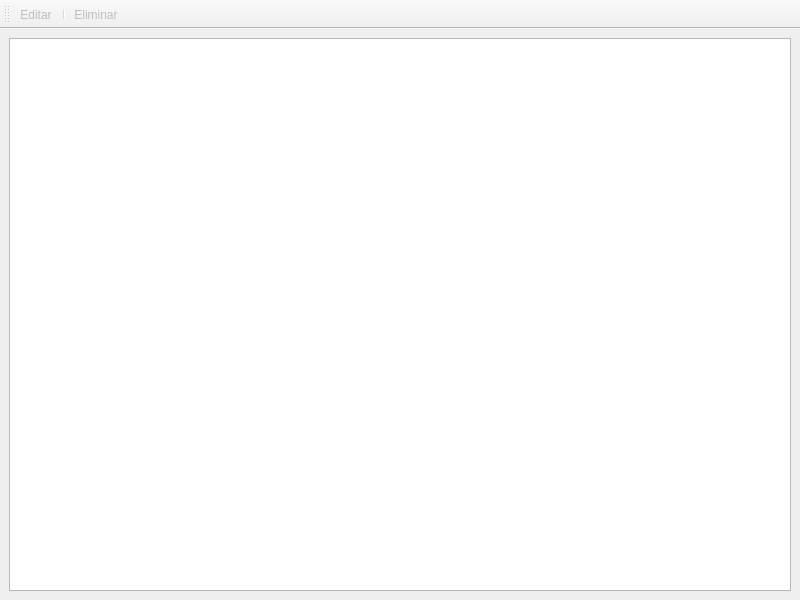
Qt form gestionarfacturas.ui (elshaka/AltoNivel) before a commit.
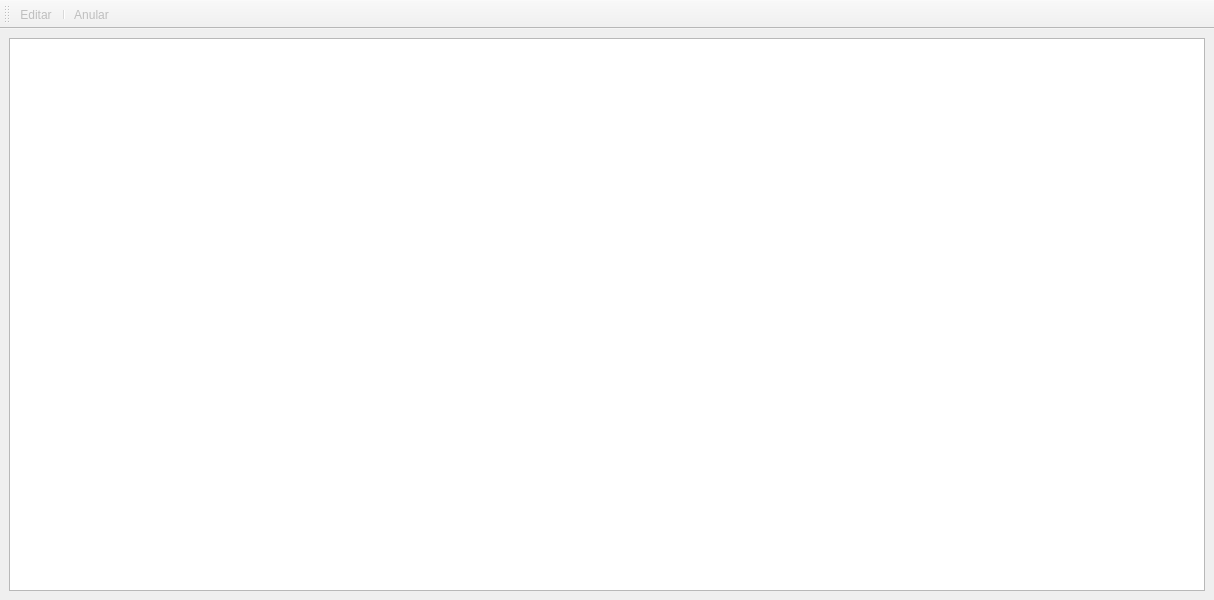
The same form after that commit. Icons and pictures are not drawn.

Commit message: Implementada creacion, cancelacion, abono y anulacion de facturas

The edit to the form file:
```diff
--- a/gestionarfacturas.ui
+++ b/gestionarfacturas.ui
@@ -6,7 +6,7 @@
    <rect>
     <x>0</x>
     <y>0</y>
-    <width>800</width>
+    <width>1214</width>
     <height>600</height>
    </rect>
   </property>
@@ -51,7 +51,7 @@
    </attribute>
    <addaction name="actionEditarFactura"/>
    <addaction name="separator"/>
-   <addaction name="actionEliminarFactura"/>
+   <addaction name="actionAnularFactura"/>
   </widget>
   <action name="actionEditarFactura">
    <property name="enabled">
@@ -69,7 +69,7 @@
     <string>Editar factura</string>
    </property>
   </action>
-  <action name="actionEliminarFactura">
+  <action name="actionAnularFactura">
    <property name="enabled">
     <bool>false</bool>
    </property>
@@ -79,10 +79,10 @@
     </iconset>
    </property>
    <property name="text">
-    <string>Eliminar</string>
+    <string>Anular</string>
    </property>
    <property name="toolTip">
-    <string>Eliminar factura</string>
+    <string>Anular factura</string>
    </property>
   </action>
  </widget>
```
The commit also changes 14 other files.
